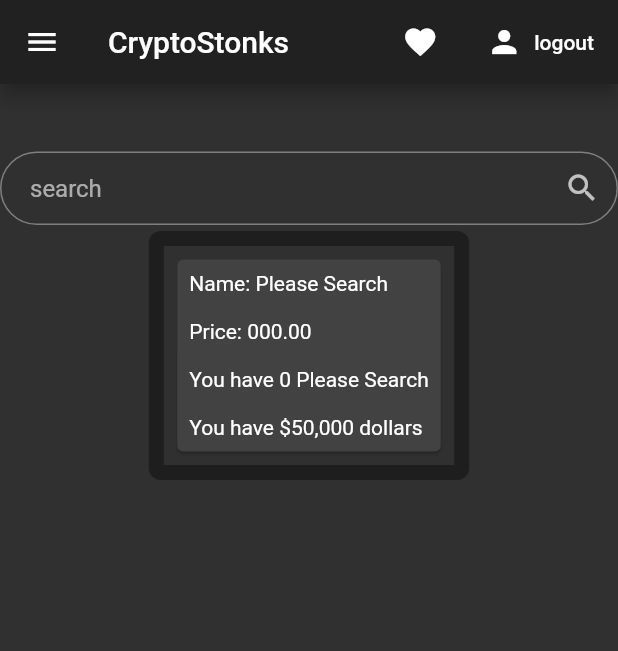
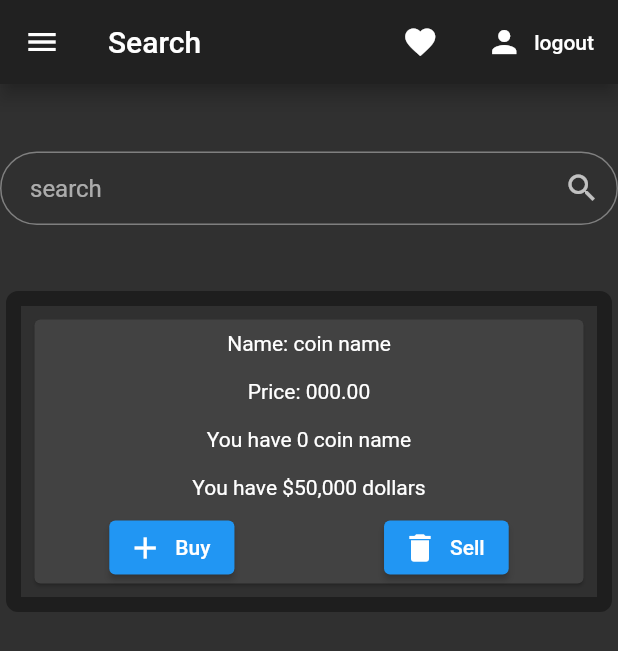
Before and after one commit to LeanneSall/CryptoStonks, a Flutter app: the ConsumeAPI screen opened by its route, on a phone screen of 412 x 824 dp. Shown: the top 651 px of the screen. Run offline on Flutter 3.47's test engine with Material 2 defaults, Android fonts, the phone set to English and light mode, and no system bars; our stand-ins replace cloud_firestore, firebase_auth, firebase_core; missing offline and left inert: dart:ffi; accounts and stored records are empty; network calls fail.

Commit message:
made porfolio added buy/sell UI

```diff
--- a/lib/main.dart
+++ b/lib/main.dart
@@ -1,5 +1,6 @@
 import 'dart:io';
 
+import 'package:cryptostonks/screens/portfolio.dart';
 import 'package:flutter/material.dart';
 
 import 'package:cryptostonks/screens/welcome_screen.dart';
@@ -29,6 +30,7 @@ class MyApp extends StatelessWidget {
           ConsumeAPI.id: (context) => ConsumeAPI(),
           Register.id: (context) => Register(),
           Login.id: (context) => Login(),
+          Portfolio.id: (context) => Portfolio(),
         });
   }
 }
--- a/lib/screens/consume_api.dart
+++ b/lib/screens/consume_api.dart
@@ -1,4 +1,5 @@
 import 'package:cryptostonks/components/network.dart';
+import 'package:cryptostonks/screens/portfolio.dart';
 import 'package:firebase_auth/firebase_auth.dart';
 import 'package:flutter/material.dart';
 import 'package:http/http.dart' as http;
@@ -22,7 +23,7 @@ class _ConsumeAPIState extends State<ConsumeAPI> {
   Map crypto = {};
   var price = "000.00";
   String symbol;
-  String name = 'Please Search';
+  String name = 'coin name';
   String searchValue;
   String doc;
 
@@ -31,7 +32,7 @@ class _ConsumeAPIState extends State<ConsumeAPI> {
     super.initState();
     getCurrentUser();
     getFromDB();
-    grabData("");
+    grabData("bitcoin");
   }
 
   void grabData(searchValue) async {
@@ -97,7 +98,7 @@ class _ConsumeAPIState extends State<ConsumeAPI> {
     );
 
     final appBarHead = AppBar(
-      title: const Text('CryptoStonks'),
+      title: const Text('Search'),
       // automaticallyImplyLeading: false,
 
       elevation: 5.0,
@@ -128,17 +129,14 @@ class _ConsumeAPIState extends State<ConsumeAPI> {
           padding: EdgeInsets.zero,
           children: <Widget>[
             DrawerHeader(
-                child: Text('50,000'),
+                child: Text(money.toString()),
                 decoration: BoxDecoration(
                   color: Colors.grey[400],
                 )),
             ListTile(
               title: Text('Portfolio'),
               onTap: () {
-                // Update the state of the app
-                // ...
-                // Then close the drawer
-                Navigator.pop(context);
+                Navigator.pushNamed(context, Portfolio.id);
               },
             )
           ],
@@ -150,7 +148,9 @@ class _ConsumeAPIState extends State<ConsumeAPI> {
           mainAxisAlignment: MainAxisAlignment.start,
           children: <Widget>[
             SizedBox(height: 45.0),
-            searchField,
+            Padding(
+                padding: EdgeInsetsDirectional.only(bottom: 40),
+                child: searchField),
             Container(
               margin: const EdgeInsets.all(4),
               decoration: BoxDecoration(
@@ -161,7 +161,7 @@ class _ConsumeAPIState extends State<ConsumeAPI> {
                 padding: const EdgeInsets.all(5.0),
                 child: Card(
                     child: Column(
-                  crossAxisAlignment: CrossAxisAlignment.start,
+                  crossAxisAlignment: CrossAxisAlignment.center,
                   mainAxisAlignment: MainAxisAlignment.center,
                   children: <Widget>[
                     Padding(
@@ -179,6 +179,21 @@ class _ConsumeAPIState extends State<ConsumeAPI> {
                     Padding(
                         padding: const EdgeInsets.all(8.0),
                         child: Text('You have \$50,000 dollars')),
+                    Row(
+                        crossAxisAlignment: CrossAxisAlignment.center,
+                        mainAxisAlignment: MainAxisAlignment.spaceAround,
+                        children: <Widget>[
+                          ElevatedButton.icon(
+                            onPressed: () {},
+                            label: Text('Buy'),
+                            icon: Icon(Icons.add),
+                          ),
+                          ElevatedButton.icon(
+                            onPressed: () {},
+                            label: Text('Sell'),
+                            icon: Icon(Icons.delete),
+                          )
+                        ])
                   ],
                 )),
               ),
```
Also changed, not shown: lib/screens/portfolio.dart (+174 -0 lines).
